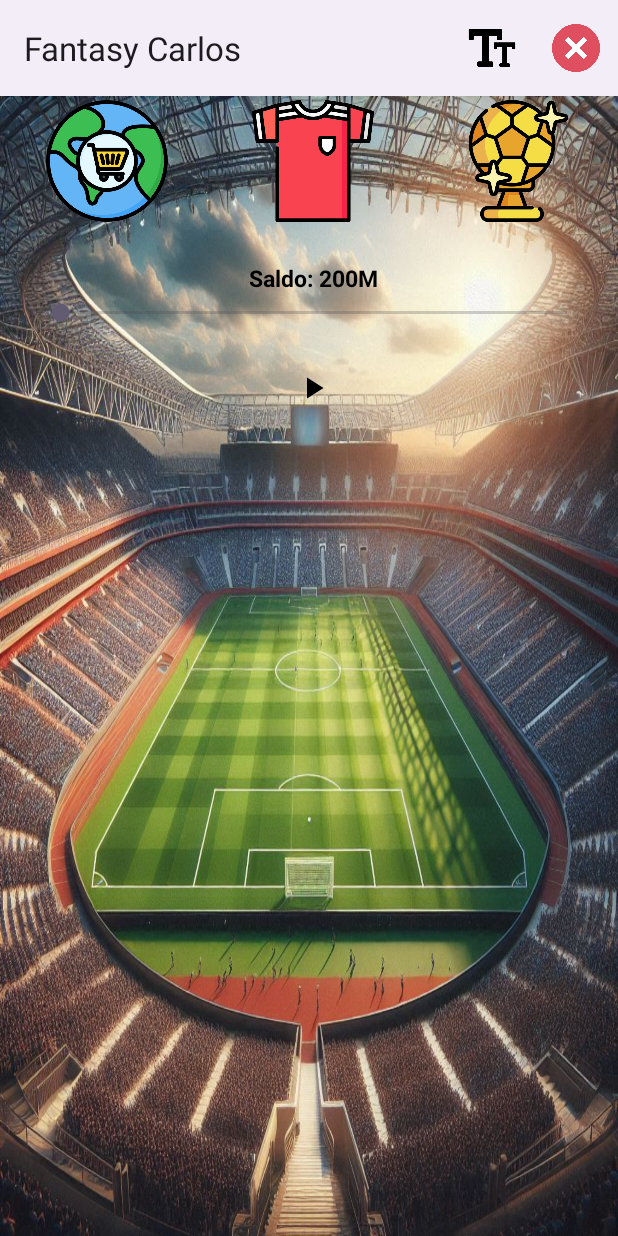
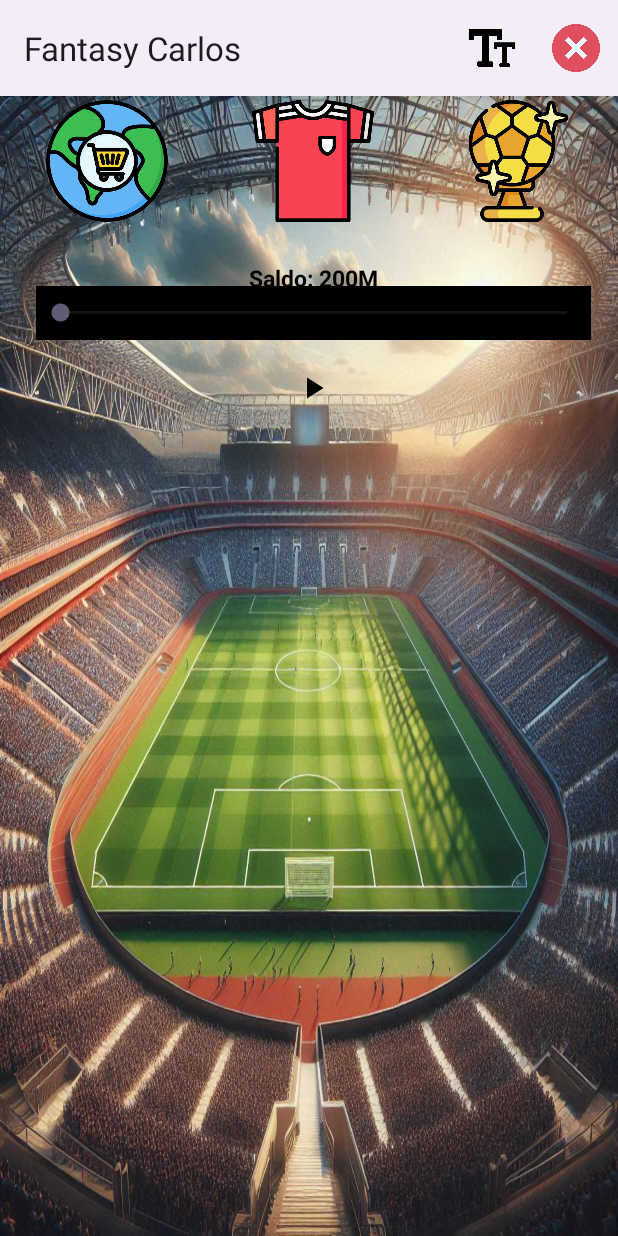
Before and after one commit to caarlitoosrs/comuniov2, an Android app: the fragment FragmentSonido placed in its activity, on a phone screen of 412 x 824 dp. Run offline under Robolectric (Android 15) with nearby library versions, the phone set to English and light mode, and no system bars.

Commit message:
Audio y video funcionando correctamente pt3

```diff
--- /dev/null
+++ b/app/src/main/res/layout-land/activity_main_fragments.xml
@@ -0,0 +1,100 @@
+<?xml version="1.0" encoding="utf-8"?>
+<androidx.constraintlayout.widget.ConstraintLayout xmlns:android="http://schemas.android.com/apk/res/android"
+    xmlns:app="http://schemas.android.com/apk/res-auto"
+    xmlns:tools="http://schemas.android.com/tools"
+    android:id="@+id/main"
+    android:layout_width="match_parent"
+    android:layout_height="match_parent"
+    tools:context=".MainActivityFragments"
+    android:background="@drawable/estadiio2">
+
+
+    <FrameLayout
+        android:id="@+id/container_top"
+        android:layout_width="731dp"
+        android:layout_height="55dp"
+        android:layout_marginStart="1dp"
+        android:layout_marginTop="1dp"
+        app:layout_constraintStart_toStartOf="parent"
+        app:layout_constraintTop_toTopOf="parent">
+
+        <LinearLayout
+            android:id="@+id/linearLayout"
+            android:layout_width="731dp"
+            android:layout_height="55dp"
+            android:layout_marginStart="1dp"
+            android:layout_marginTop="1dp"
+            android:orientation="horizontal"
+            app:layout_constraintStart_toStartOf="parent"
+            app:layout_constraintTop_toTopOf="parent">
+
+            <ImageView
+                android:id="@+id/btnMercado"
+                android:layout_width="wrap_content"
+                android:layout_height="wrap_content"
+                android:layout_weight="1"
+                app:srcCompat="@drawable/mercado" />
+
+            <ImageView
+                android:id="@+id/btnPlantilla"
+                android:layout_width="wrap_content"
+                android:layout_height="wrap_content"
+                android:layout_weight="1"
+                app:srcCompat="@drawable/plantilla" />
+
+            <ImageView
+                android:id="@+id/btnEquipo"
+                android:layout_width="wrap_content"
+                android:layout_height="wrap_content"
+                android:layout_weight="1"
+                app:srcCompat="@drawable/iconoequipo" />
+        </LinearLayout>
+
+    </FrameLayout>
+
+    <FrameLayout
+        android:id="@+id/container_bottom"
+        android:layout_width="729dp"
+        android:layout_height="348dp"
+        app:layout_constraintBottom_toBottomOf="parent"
+        app:layout_constraintStart_toStartOf="parent"
+        app:layout_constraintTop_toBottomOf="@id/container_top"
+        app:layout_constraintVertical_bias="1.0">
+
+        <LinearLayout
+            android:layout_width="match_parent"
+            android:layout_height="wrap_content"
+            android:gravity="center_horizontal"
+            android:orientation="vertical">
+
+            <TextView
+                android:id="@+id/saldoInicial"
+                android:layout_width="wrap_content"
+                android:layout_height="wrap_content"
+                android:layout_gravity="center_horizontal"
+                android:gravity="center"
+                android:textAlignment="center"
+                android:textColor="@color/black"
+                android:textSize="15sp"
+                android:textStyle="bold" />
+
+            <ImageView
+                android:id="@+id/imgEquipoEscogido"
+                android:layout_width="match_parent"
+                android:layout_height="300dp"
+                tools:srcCompat="@tools:sample/avatars" />
+
+            <TextView
+                android:id="@+id/nombreEquipoEscogido"
+                android:layout_width="wrap_content"
+                android:layout_height="wrap_content"
+                android:layout_gravity="center_horizontal"
+                android:gravity="center"
+                android:textAlignment="center"
+                android:textColor="@color/black"
+                android:textSize="36sp"
+                android:textStyle="bold" />
+        </LinearLayout>
+
+    </FrameLayout>
+</androidx.constraintlayout.widget.ConstraintLayout>
--- a/app/src/main/res/layout/fragment_sonido.xml
+++ b/app/src/main/res/layout/fragment_sonido.xml
@@ -10,6 +10,7 @@
     <SeekBar
         android:id="@+id/seekBarAudio"
         android:layout_width="370dp"
+        android:background="@color/black"
         android:layout_height="36dp" />
 
     <ImageButton
```
Also changed, not shown: app/src/main/res/layout-land/activity_main.xml (added, +55 -0 lines), 1 other file.
